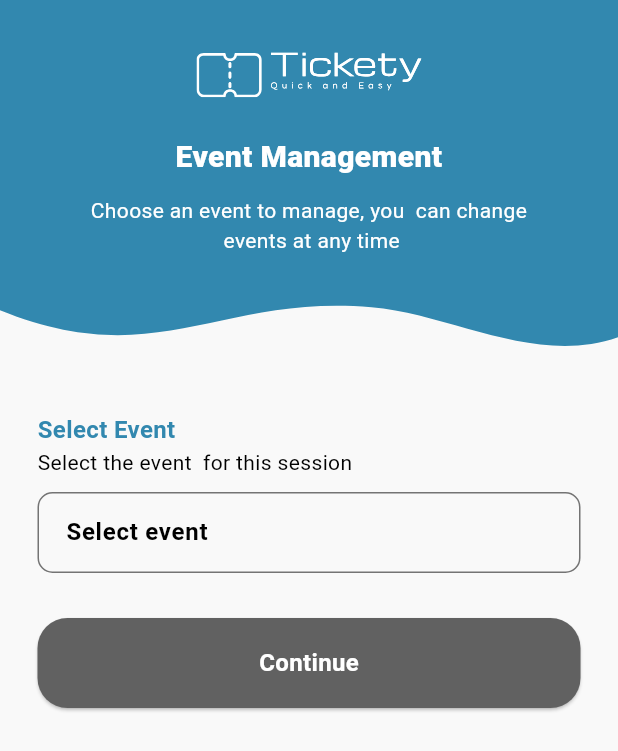
After one commit to thompsonmanda08/tickety-admissions-app, a Flutter app: the EventsPage screen opened by its route, on a phone screen of 412 x 824 dp. The commit adds this screen. Shown: the top 751 px of the screen. Run offline on Flutter 3.47's test engine with Material 3 defaults, Android fonts, the phone set to English and light mode, and no system bars; drawn by our look-alikes of searchfield; our stand-ins replace animated_notch_bottom_bar, flutter_spinkit, flutter_svg, get, get_storage, lottie and 1 more; missing offline and left inert: qr_code_scanner; accounts and stored records are empty; network calls fail; Roboto replaces fonts that are missing (League Spartan).

Commit message:
chore: add code

```diff
--- a/lib/app.dart
+++ b/lib/app.dart
@@ -1,9 +1,13 @@
 import 'package:flutter/material.dart';
 import 'package:get/get.dart';
+import 'package:tickety_admission/ui/pages/events/binding.dart';
+import 'package:tickety_admission/ui/pages/events/page.dart';
 import 'package:tickety_admission/ui/pages/home/binding.dart';
 import 'package:tickety_admission/ui/pages/home/page.dart';
 import 'package:tickety_admission/ui/pages/login/binding.dart';
 import 'package:tickety_admission/ui/pages/login/page.dart';
+import 'package:tickety_admission/ui/pages/manualadmission/binding.dart';
+import 'package:tickety_admission/ui/pages/manualadmission/page.dart';
 import 'package:tickety_admission/ui/pages/onboarding/binding.dart';
 import 'package:tickety_admission/ui/pages/onboarding/page.dart';
 import 'package:tickety_admission/ui/pages/pay/binding.dart';
@@ -79,6 +83,22 @@ class ScanpayApp extends StatelessWidget {
             return const LoginPage();
           },
         ),
+        GetPage(
+          name: '/events',
+          transition: Transition.rightToLeftWithFade,
+          binding: EventsBinding(),
+          page: () {
+            return const EventsPage();
+          },
+        ),
+        GetPage(
+          name: '/manual-admission',
+          transition: Transition.rightToLeftWithFade,
+          binding: ManualAdmissionBinding(),
+          page: () {
+            return const ManualAdmissionPage();
+          },
+        ),
       ],
     );
   }
--- /dev/null
+++ b/lib/ui/pages/events/binding.dart
@@ -0,0 +1,9 @@
+import 'package:get/get.dart';
+import 'package:tickety_admission/ui/pages/events/controller.dart';
+
+class EventsBinding extends Bindings {
+  @override
+  void dependencies() {
+    Get.put<EventsController>(EventsController());
+  }
+}
--- /dev/null
+++ b/lib/ui/pages/events/controller.dart
@@ -0,0 +1,7 @@
+import 'package:get/get.dart';
+
+class EventsController extends GetxController {
+  var phone = "".obs;
+  var event = "".obs;
+  var isLoading = false.obs;
+}
--- /dev/null
+++ b/lib/ui/pages/events/page.dart
@@ -0,0 +1,154 @@
+import 'package:flutter/material.dart';
+import 'package:flutter_svg/svg.dart';
+import 'package:get/get.dart';
+import 'package:tickety_admission/tools/helpers.dart';
+import 'package:tickety_admission/ui/pages/events/controller.dart';
+import 'package:tickety_admission/ui/widgets/button.dart';
+import 'package:tickety_admission/ui/widgets/searchableDropdown.dart';
+import 'package:tickety_admission/values/colors.dart';
+
+class EventsPage extends GetView<EventsController> {
+  const EventsPage({super.key});
+  bool fieldsFilledAndValid() {
+    if (controller.event.value.isNotEmpty) {
+      return false;
+    }
+    return true;
+  }
+
+  @override
+  Widget build(BuildContext context) {
+    return ScrollConfiguration(
+      behavior: NoGlowScrollBehavior(),
+      child: GestureDetector(
+        onTap: () => FocusManager.instance.primaryFocus?.unfocus(),
+        child: Scaffold(
+          resizeToAvoidBottomInset: false,
+          body: SafeArea(
+            child: SingleChildScrollView(
+              child: Stack(
+                children: [
+                  SvgPicture.asset(
+                    'assets/icons/background.svg',
+                    width: MediaQuery.of(context).size.width,
+                    fit: BoxFit.contain,
+                    colorFilter: const ColorFilter.mode(
+                      kPrimaryColor,
+                      BlendMode.srcIn,
+                    ),
+                  ),
+                  Positioned(
+                    top: 35,
+                    left: 0,
+                    right: 0,
+                    child: Center(
+                      child: SvgPicture.asset(
+                        'assets/icons/logo.svg',
+                        width: 150,
+                        colorFilter: const ColorFilter.mode(
+                          Colors.white,
+                          BlendMode.srcIn,
+                        ),
+                      ),
+                    ),
+                  ),
+                  const Positioned(
+                    top: 90,
+                    left: 0,
+                    right: 0,
+                    child: Text(
+                      textAlign: TextAlign.center,
+                      'Event Management',
+                      style: TextStyle(
+                        fontSize: 20,
+                        fontWeight: FontWeight.w800,
+                        fontStyle: FontStyle.normal,
+                        color: neutralColor100,
+                      ),
+                    ),
+                  ),
+                  const Positioned(
+                    top: 130,
+                    left: 0,
+                    right: 0,
+                    child: Text(
+                      textAlign: TextAlign.center,
+                      'Choose an event to manage, you  can change \n events at any time',
+                      style: TextStyle(
+                        fontSize: 14,
+                        fontWeight: FontWeight.w400,
+                        fontStyle: FontStyle.normal,
+                        color: neutralColor100,
+                      ),
+                    ),
+                  ),
+                  Padding(
+                    padding: const EdgeInsets.all(25.0),
+                    child: Column(
+                      crossAxisAlignment: CrossAxisAlignment.start,
+                      children: [
+                        const SizedBox(height: 250.0),
+                        const Text(
+                          'Select Event',
+                          style: TextStyle(
+                            fontSize: 16,
+                            fontWeight: FontWeight.w700,
+                            fontStyle: FontStyle.normal,
+                            color: kPrimaryColor,
+                          ),
+                        ),
+                        const Text(
+                          'Select the event  for this session',
+                          style: TextStyle(
+                            fontSize: 14,
+                            fontWeight: FontWeight.w400,
+                            fontStyle: FontStyle.normal,
+                            color: neutralColor900,
+                          ),
+                        ),
+                        const SizedBox(height: 10.0),
+                        SearchableDropdownMenu(
+                          hintText: "Select event",
+                          searchableItems: events
+                              .map((element) => element["name"].toString())
+                              .toList(),
+                          handleSelectItem: (value) {
+                            final selectedValue = value.item as String;
+                            controller.event.value = selectedValue;
+                          },
+                        ),
+                        const SizedBox(height: 20.0),
+                        Obx(() {
+                          bool isValid = fieldsFilledAndValid();
+                          return CustomButton(
+                            isDisabled: isValid,
+                            text: 'Continue',
+                            isLoading: controller.isLoading.value,
+                            handleOnClick: () {
+                              Get.toNamed('/manual-admission');
+                            },
+                          );
+                        }),
+                      ],
+                    ),
+                  ),
+                ],
+              ),
+            ),
+          ),
+        ),
+      ),
+    );
+  }
+}
+
+List<Map<String, String>> events = [
+  {"name": "Trade Exchange"},
+  {"name": "Trade Fair"},
+  {"name": "Dance Experience"},
+  {"name": "Tech 1 Expo"},
+  {"name": "Tech 2 Expo"},
+  {"name": "Tech 3 Expo"},
+  {"name": "Tech 4 Expo"},
+  {"name": "Tech 5 Expo"},
+];
--- a/lib/ui/pages/login/controller.dart
+++ b/lib/ui/pages/login/controller.dart
@@ -31,7 +31,7 @@ class LoginController extends GetxController {
           title: 'Success',
           message: '${serviceResponse.message}',
         );
-        Get.offAllNamed('/home');
+        Get.offAllNamed('/events');
       } else {
         showSnackBar(
           title: 'Error',
--- /dev/null
+++ b/lib/ui/pages/manualadmission/binding.dart
@@ -0,0 +1,9 @@
+import 'package:get/get.dart';
+import 'package:tickety_admission/ui/pages/manualadmission/controller.dart';
+
+class ManualAdmissionBinding extends Bindings {
+  @override
+  void dependencies() {
+    Get.put<ManualAdmissionController>(ManualAdmissionController());
+  }
+}
--- /dev/null
+++ b/lib/ui/pages/manualadmission/controller.dart
@@ -0,0 +1,6 @@
+import 'package:get/get.dart';
+
+class ManualAdmissionController extends GetxController {
+  var ticketNumber = "".obs;
+  var isLoading = false.obs;
+}
--- /dev/null
+++ b/lib/ui/widgets/searchableDropdown.dart
@@ -0,0 +1,80 @@
+import 'package:flutter/material.dart';
+import 'package:searchfield/searchfield.dart';
+import 'package:tickety_admission/values/colors.dart';
+
+class SearchableDropdownMenu extends StatelessWidget {
+  const SearchableDropdownMenu({
+    super.key,
+    required this.searchableItems,
+    this.handleSelectItem,
+    this.leading,
+    this.trailing,
+    this.hintText = "Search...",
+  });
+
+  final Function(SearchFieldListItem<dynamic>)? handleSelectItem;
+  final List<String> searchableItems;
+  final String hintText;
+  final Widget? leading;
+  final Widget? trailing;
+
+  @override
+  Widget build(BuildContext context) {
+    return SearchField(
+      hint: hintText,
+      searchStyle: const TextStyle(
+        color: primaryColor900,
+        fontSize: 16,
+        fontWeight: FontWeight.w600,
+      ),
+      searchInputDecoration: InputDecoration(
+        contentPadding: const EdgeInsets.only(
+          top: 30,
+          bottom: 0,
+          left: 15,
+          right: 5,
+        ),
+        border: OutlineInputBorder(
+          borderRadius: BorderRadius.circular(10),
+        ),
+        enabledBorder: OutlineInputBorder(
+          borderRadius: BorderRadius.circular(10),
+          borderSide: const BorderSide(
+            color: neutralColor600,
+          ),
+        ),
+      ),
+      itemHeight: 48,
+      onSuggestionTap: handleSelectItem,
+      suggestions: searchableItems
+          .map(
+            (searchableItem) => SearchFieldListItem(
+              searchableItem,
+              item: searchableItem,
+              child: Container(
+                padding:
+                    const EdgeInsets.symmetric(horizontal: 20, vertical: 12),
+                child: Row(
+                  mainAxisAlignment: trailing != null
+                      ? MainAxisAlignment.spaceBetween
+                      : MainAxisAlignment.start,
+                  children: [
+                    leading ?? const SizedBox.shrink(),
+                    Text(
+                      searchableItem,
+                      style: const TextStyle(
+                        color: primaryColor900,
+                        fontSize: 16,
+                        fontWeight: FontWeight.w500,
+                      ),
+                    ),
+                    trailing ?? const SizedBox.shrink(),
+                  ],
+                ),
+              ),
+            ),
+          )
+          .toList(),
+    );
+  }
+}
--- a/pubspec.yaml
+++ b/pubspec.yaml
@@ -44,6 +44,7 @@ dependencies:
   shared_preferences: ^2.2.3
   animated_notch_bottom_bar: ^1.0.3
   qr_code_scanner: ^1.0.1
+  searchfield: ^0.8.7
 
 dev_dependencies:
   flutter_test:
```
Also changed, not shown: lib/ui/pages/manualadmission/page.dart (added, +132 -0 lines), pubspec.lock.
